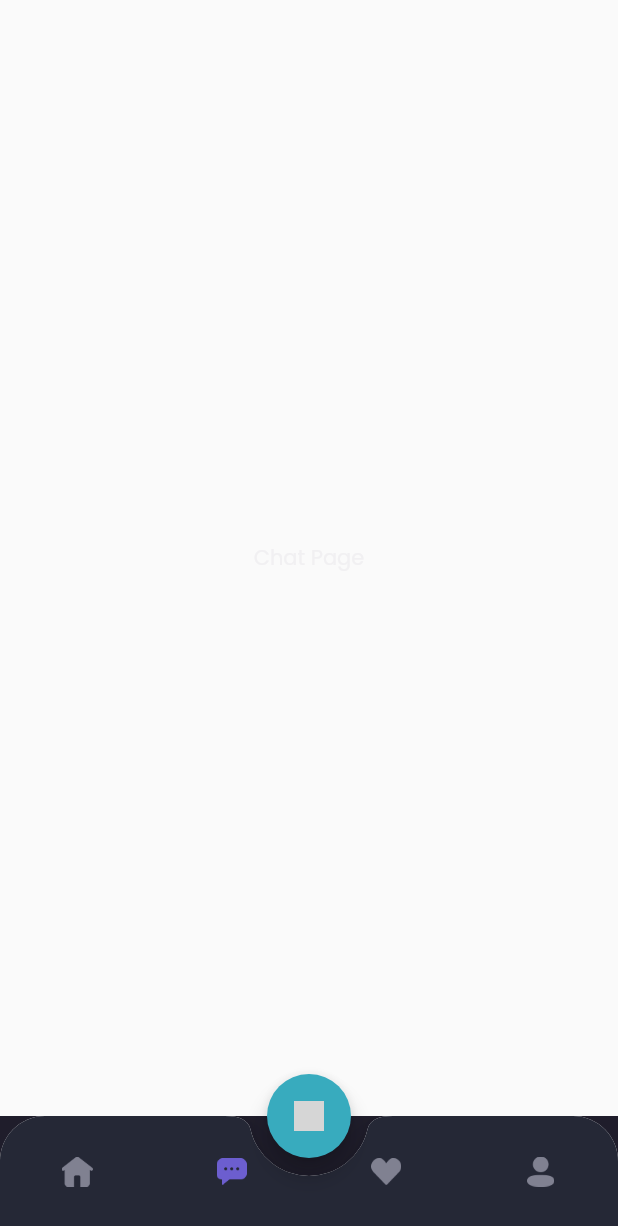
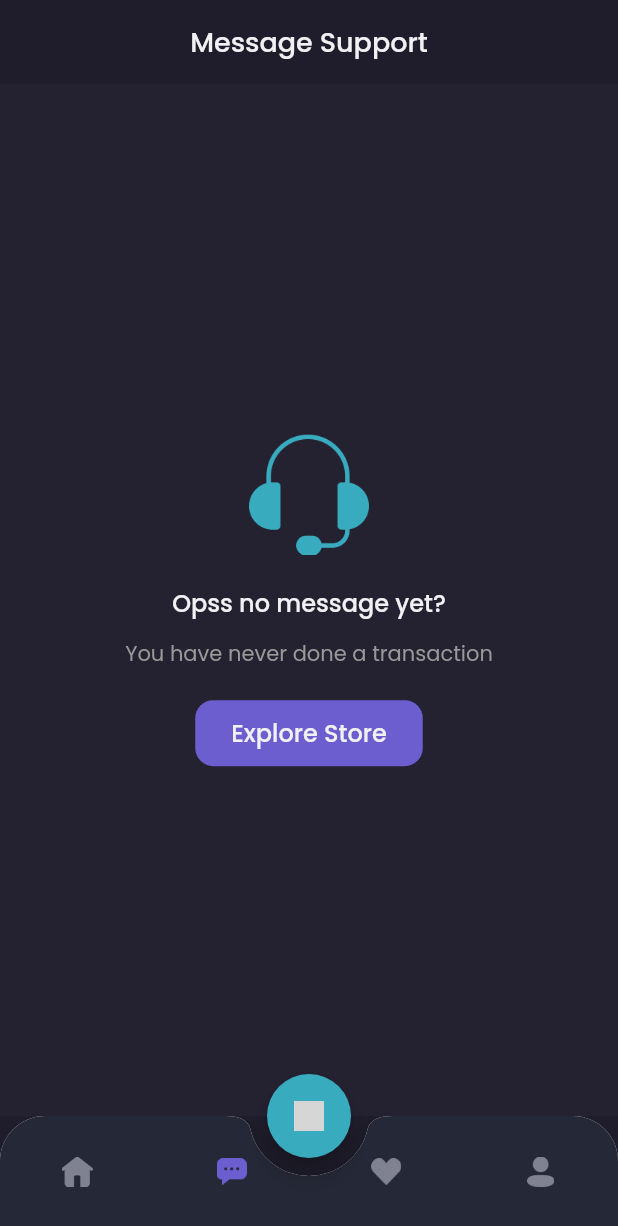
Before and after one commit to dimaspradipto1/app_shamo, a Flutter app: the MainPage screen opened by its route, item 2 of the bottom bar chosen, on a phone screen of 412 x 824 dp. Shown: the top 1226 px of the screen. Run offline on Flutter 3.47's test engine with Material 2 defaults, Android fonts, the phone set to English and light mode, and no system bars; our stand-ins replace google_fonts; grey boxes are pictures that could not be loaded.

Commit message:
membuat chat empty

```diff
--- a/lib/pages/home/chat_page.dart
+++ b/lib/pages/home/chat_page.dart
@@ -1,16 +1,95 @@
-import 'package:app_shamo/theme.dart';
 import 'package:flutter/material.dart';
+import '../../theme.dart';
 
 class ChatPage extends StatelessWidget {
+  const ChatPage({Key? key}) : super(key: key);
+
   @override
   Widget build(BuildContext context) {
-    return Scaffold(
-      body: Center(
-        child: Text(
-          'Chat Page',
-          style: primariTextStyle,
+    Widget header() {
+      return AppBar(
+        backgroundColor: backgroundColor1,
+        centerTitle: true,
+        title: Text(
+          'Message Support',
+          style: primariTextStyle.copyWith(
+            fontSize: 18,
+            fontWeight: medium,
+          ),
         ),
-      ),
+        elevation: 0,
+        automaticallyImplyLeading: false,
+      );
+    }
+
+    Widget content() {
+      return Expanded(
+        child: Container(
+          width: double.infinity,
+          color: backgroundColor3,
+          child: Column(
+            mainAxisAlignment: MainAxisAlignment.center,
+            children: [
+              Image.asset(
+                'assets/headset.png',
+                width: 80,
+              ),
+              const SizedBox(
+                height: 20,
+              ),
+              Text(
+                'Opss no message yet?',
+                style: primariTextStyle.copyWith(
+                  fontSize: 16,
+                  fontWeight: medium,
+                ),
+              ),
+              const SizedBox(
+                height: 12,
+              ),
+              Text(
+                'You have never done a transaction',
+                style: secondaryTextStyle,
+              ),
+              const SizedBox(
+                height: 20,
+              ),
+              SizedBox(
+                height: 44,
+                child: TextButton(
+                  onPressed: () {},
+                  style: TextButton.styleFrom(
+                    padding: const EdgeInsets.symmetric(
+                      horizontal: 24,
+                      vertical: 10,
+                    ),
+                    backgroundColor: primaryColor,
+                    shape: const RoundedRectangleBorder(
+                      borderRadius: BorderRadius.all(
+                        Radius.circular(12),
+                      ),
+                    ),
+                  ),
+                  child: Text(
+                    'Explore Store',
+                    style: primariTextStyle.copyWith(
+                      fontSize: 16,
+                      fontWeight: medium,
+                    ),
+                  ),
+                ),
+              ),
+            ],
+          ),
+        ),
+      );
+    }
+
+    return Column(
+      children: [
+        header(),
+        content(),
+      ],
     );
   }
 }
--- a/lib/pages/home/home_page.dart
+++ b/lib/pages/home/home_page.dart
@@ -5,7 +5,7 @@ import 'package:flutter/material.dart';
 
 // ignore: use_key_in_widget_constructors
 class HomePage extends StatelessWidget {
-  var semiBold;
+  get semiBold => null;
 
   @override
   Widget build(BuildContext context) {
--- a/lib/pages/home/main_page.dart
+++ b/lib/pages/home/main_page.dart
@@ -121,11 +121,11 @@ class _MainPageState extends State<MainPage> {
         case 0:
           return HomePage();
         case 1:
-          return ChatPage();
+          return const ChatPage();
         case 2:
-          return WishListPage();
+          return const WishListPage();
         case 3:
-          return ProfilePage();
+          return const ProfilePage();
         default:
           return HomePage();
       }
--- a/lib/pages/home/profile_page.dart
+++ b/lib/pages/home/profile_page.dart
@@ -2,6 +2,8 @@ import 'package:app_shamo/theme.dart';
 import 'package:flutter/material.dart';
 
 class ProfilePage extends StatelessWidget {
+  const ProfilePage({Key? key}) : super(key: key);
+
   @override
   Widget build(BuildContext context) {
     return Scaffold(
--- a/lib/pages/home/wishlist_page.dart
+++ b/lib/pages/home/wishlist_page.dart
@@ -2,6 +2,8 @@ import 'package:app_shamo/theme.dart';
 import 'package:flutter/material.dart';
 
 class WishListPage extends StatelessWidget {
+  const WishListPage({Key? key}) : super(key: key);
+
   @override
   Widget build(BuildContext context) {
     return Scaffold(
--- a/lib/pages/sign_in_page.dart
+++ b/lib/pages/sign_in_page.dart
@@ -1,8 +1,12 @@
 import 'package:flutter/material.dart';
 import 'package:app_shamo/theme.dart';
 
+// ignore: must_be_immutable
 class SignInPage extends StatelessWidget {
+  // ignore: prefer_typing_uninitialized_variables
   var secondariTextStyle;
+
+  SignInPage({Key? key}) : super(key: key);
 
   @override
   Widget build(BuildContext context) {
@@ -18,7 +22,7 @@ class SignInPage extends StatelessWidget {
               'Login',
               style: primariTextStyle.copyWith(
                 fontSize: 24,
-                fontWeight: semibold,
+                fontWeight: semiBold,
               ),
             ),
             const SizedBox(
@@ -124,7 +128,7 @@ class SignInPage extends StatelessWidget {
                   children: [
                     Image.asset(
                       'assets/icon_password.png',
-                      width: 17,
+                      width: 18,
                     ),
                     const SizedBox(
                       width: 16,
--- a/lib/pages/sign_up_page.dart
+++ b/lib/pages/sign_up_page.dart
@@ -2,8 +2,11 @@ import 'package:app_shamo/pages/sign_in_page.dart';
 import 'package:flutter/material.dart';
 import 'package:app_shamo/theme.dart';
 
+// ignore: must_be_immutable
 class SignUpPage extends StatelessWidget {
-  var secondariTextStyle;
+  dynamic secondariTextStyle;
+
+  SignUpPage({Key? key}) : super(key: key);
 
   @override
   Widget build(BuildContext context) {
@@ -19,7 +22,7 @@ class SignUpPage extends StatelessWidget {
               'Sign Up',
               style: primariTextStyle.copyWith(
                 fontSize: 24,
-                fontWeight: semibold,
+                fontWeight: semiBold,
               ),
             ),
             const SizedBox(
--- a/lib/theme.dart
+++ b/lib/theme.dart
@@ -44,5 +44,5 @@ TextStyle blackTextStyle = GoogleFonts.poppins(
 FontWeight light = FontWeight.w300;
 FontWeight regular = FontWeight.w400;
 FontWeight medium = FontWeight.w500;
-FontWeight semibold = FontWeight.w600;
+FontWeight semiBold = FontWeight.w600;
 FontWeight bold = FontWeight.w700;
--- a/lib/widgets/product_card.dart
+++ b/lib/widgets/product_card.dart
@@ -1,8 +1,11 @@
 import 'package:app_shamo/theme.dart';
 import 'package:flutter/material.dart';
 
+// ignore: must_be_immutable
 class ProductCard extends StatelessWidget {
   dynamic semiBold;
+
+  ProductCard({Key? key}) : super(key: key);
 
   @override
   Widget build(BuildContext context) {
--- a/lib/widgets/product_tile.dart
+++ b/lib/widgets/product_tile.dart
@@ -1,8 +1,12 @@
 import 'package:app_shamo/theme.dart';
 import 'package:flutter/material.dart';
 
+// ignore: must_be_immutable
 class ProductTile extends StatelessWidget {
+  // ignore: prefer_typing_uninitialized_variables
   var semiBold;
+
+  ProductTile({Key? key}) : super(key: key);
 
   @override
   Widget build(BuildContext context) {
```
Also changed, not shown: assets/headset.png (added).
